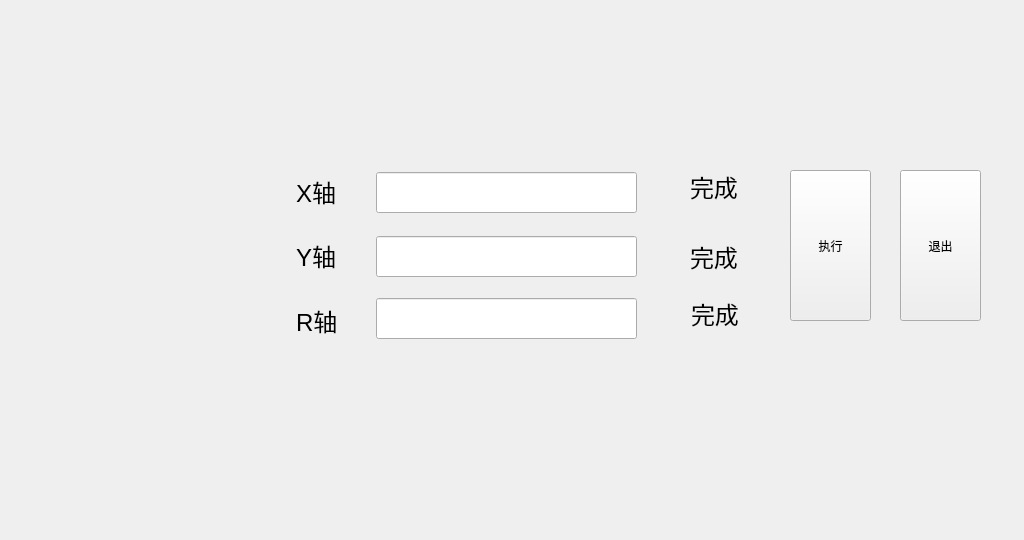
This is A66-app/homingmode.ui in Tetraelc/A66_PRO as Qt 5 draws it before an edit. The edited form follows.
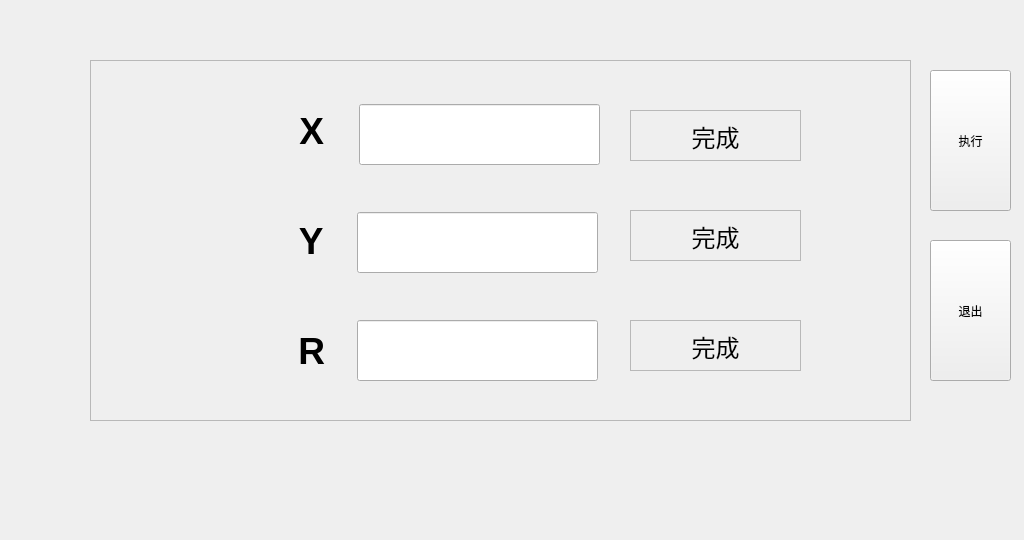
This is the edited form. Icons and pictures are not drawn.

Commit message: homingMOde correct

```diff
--- a/A66-app/homingmode.ui
+++ b/A66-app/homingmode.ui
@@ -13,175 +13,13 @@
   <property name="windowTitle">
    <string>Dialog</string>
   </property>
-  <widget class="QLineEdit" name="lineEdit_XHoming">
-   <property name="geometry">
-    <rect>
-     <x>376</x>
-     <y>172</y>
-     <width>261</width>
-     <height>41</height>
-    </rect>
-   </property>
-   <property name="font">
-    <font>
-     <pointsize>12</pointsize>
-    </font>
-   </property>
-   <property name="readOnly">
-    <bool>true</bool>
-   </property>
-  </widget>
-  <widget class="QLabel" name="label_66">
-   <property name="geometry">
-    <rect>
-     <x>296</x>
-     <y>305</y>
-     <width>51</width>
-     <height>31</height>
-    </rect>
-   </property>
-   <property name="font">
-    <font>
-     <pointsize>18</pointsize>
-    </font>
-   </property>
-   <property name="text">
-    <string>R轴</string>
-   </property>
-  </widget>
-  <widget class="QLineEdit" name="lineEdit_RHoming">
-   <property name="geometry">
-    <rect>
-     <x>376</x>
-     <y>298</y>
-     <width>261</width>
-     <height>41</height>
-    </rect>
-   </property>
-   <property name="font">
-    <font>
-     <pointsize>12</pointsize>
-    </font>
-   </property>
-   <property name="readOnly">
-    <bool>true</bool>
-   </property>
-  </widget>
-  <widget class="QLabel" name="label_X">
-   <property name="geometry">
-    <rect>
-     <x>690</x>
-     <y>170</y>
-     <width>91</width>
-     <height>32</height>
-    </rect>
-   </property>
-   <property name="font">
-    <font>
-     <pointsize>18</pointsize>
-    </font>
-   </property>
-   <property name="text">
-    <string>完成</string>
-   </property>
-  </widget>
-  <widget class="QLineEdit" name="lineEdit_YHoming">
-   <property name="geometry">
-    <rect>
-     <x>376</x>
-     <y>236</y>
-     <width>261</width>
-     <height>41</height>
-    </rect>
-   </property>
-   <property name="font">
-    <font>
-     <pointsize>12</pointsize>
-    </font>
-   </property>
-   <property name="readOnly">
-    <bool>true</bool>
-   </property>
-  </widget>
-  <widget class="QLabel" name="label_67">
-   <property name="geometry">
-    <rect>
-     <x>296</x>
-     <y>176</y>
-     <width>51</width>
-     <height>31</height>
-    </rect>
-   </property>
-   <property name="font">
-    <font>
-     <pointsize>18</pointsize>
-    </font>
-   </property>
-   <property name="text">
-    <string>X轴</string>
-   </property>
-  </widget>
-  <widget class="QLabel" name="label_R">
-   <property name="geometry">
-    <rect>
-     <x>691</x>
-     <y>297</y>
-     <width>101</width>
-     <height>32</height>
-    </rect>
-   </property>
-   <property name="font">
-    <font>
-     <pointsize>18</pointsize>
-    </font>
-   </property>
-   <property name="text">
-    <string>完成</string>
-   </property>
-  </widget>
-  <widget class="QLabel" name="label_55">
-   <property name="geometry">
-    <rect>
-     <x>296</x>
-     <y>240</y>
-     <width>51</width>
-     <height>31</height>
-    </rect>
-   </property>
-   <property name="font">
-    <font>
-     <pointsize>18</pointsize>
-    </font>
-   </property>
-   <property name="text">
-    <string>Y轴</string>
-   </property>
-  </widget>
-  <widget class="QLabel" name="label_Y">
-   <property name="geometry">
-    <rect>
-     <x>690</x>
-     <y>240</y>
-     <width>101</width>
-     <height>32</height>
-    </rect>
-   </property>
-   <property name="font">
-    <font>
-     <pointsize>18</pointsize>
-    </font>
-   </property>
-   <property name="text">
-    <string>完成</string>
-   </property>
-  </widget>
   <widget class="QToolButton" name="toolButton_RunHoming">
    <property name="geometry">
     <rect>
-     <x>790</x>
-     <y>170</y>
+     <x>930</x>
+     <y>70</y>
      <width>81</width>
-     <height>151</height>
+     <height>141</height>
     </rect>
    </property>
    <property name="text">
@@ -191,16 +29,358 @@
   <widget class="QToolButton" name="toolButton_QuitRunning">
    <property name="geometry">
     <rect>
-     <x>900</x>
-     <y>170</y>
+     <x>930</x>
+     <y>240</y>
      <width>81</width>
-     <height>151</height>
+     <height>141</height>
     </rect>
    </property>
    <property name="text">
     <string>退出</string>
    </property>
   </widget>
+  <widget class="QFrame" name="frame">
+   <property name="geometry">
+    <rect>
+     <x>90</x>
+     <y>60</y>
+     <width>821</width>
+     <height>361</height>
+    </rect>
+   </property>
+   <property name="frameShape">
+    <enum>QFrame::StyledPanel</enum>
+   </property>
+   <property name="frameShadow">
+    <enum>QFrame::Raised</enum>
+   </property>
+   <widget class="QToolButton" name="toolButton_R">
+    <property name="geometry">
+     <rect>
+      <x>166</x>
+      <y>270</y>
+      <width>101</width>
+      <height>41</height>
+     </rect>
+    </property>
+    <property name="font">
+     <font>
+      <pointsize>28</pointsize>
+      <weight>75</weight>
+      <bold>true</bold>
+     </font>
+    </property>
+    <property name="text">
+     <string> R</string>
+    </property>
+    <property name="icon">
+     <iconset resource="A66-appsrc.qrc">
+      <normaloff>:/ico/ICO/P1-START.png</normaloff>:/ico/ICO/P1-START.png</iconset>
+    </property>
+    <property name="iconSize">
+     <size>
+      <width>30</width>
+      <height>30</height>
+     </size>
+    </property>
+    <property name="toolButtonStyle">
+     <enum>Qt::ToolButtonTextBesideIcon</enum>
+    </property>
+    <property name="autoRaise">
+     <bool>true</bool>
+    </property>
+   </widget>
+   <widget class="QToolButton" name="toolButton_X">
+    <property name="geometry">
+     <rect>
+      <x>166</x>
+      <y>50</y>
+      <width>101</width>
+      <height>41</height>
+     </rect>
+    </property>
+    <property name="font">
+     <font>
+      <pointsize>28</pointsize>
+      <weight>75</weight>
+      <bold>true</bold>
+     </font>
+    </property>
+    <property name="text">
+     <string> X</string>
+    </property>
+    <property name="icon">
+     <iconset resource="A66-appsrc.qrc">
+      <normaloff>:/ico/ICO/P1-START.png</normaloff>:/ico/ICO/P1-START.png</iconset>
+    </property>
+    <property name="iconSize">
+     <size>
+      <width>30</width>
+      <height>30</height>
+     </size>
+    </property>
+    <property name="toolButtonStyle">
+     <enum>Qt::ToolButtonTextBesideIcon</enum>
+    </property>
+    <property name="autoRaise">
+     <bool>true</bool>
+    </property>
+   </widget>
+   <widget class="QToolButton" name="toolButton_Y">
+    <property name="geometry">
+     <rect>
+      <x>166</x>
+      <y>160</y>
+      <width>101</width>
+      <height>41</height>
+     </rect>
+    </property>
+    <property name="font">
+     <font>
+      <pointsize>28</pointsize>
+      <weight>75</weight>
+      <bold>true</bold>
+     </font>
+    </property>
+    <property name="text">
+     <string> Y</string>
+    </property>
+    <property name="icon">
+     <iconset resource="A66-appsrc.qrc">
+      <normaloff>:/ico/ICO/P1-START.png</normaloff>:/ico/ICO/P1-START.png</iconset>
+    </property>
+    <property name="iconSize">
+     <size>
+      <width>30</width>
+      <height>30</height>
+     </size>
+    </property>
+    <property name="toolButtonStyle">
+     <enum>Qt::ToolButtonTextBesideIcon</enum>
+    </property>
+    <property name="autoRaise">
+     <bool>true</bool>
+    </property>
+   </widget>
+   <widget class="QLineEdit" name="lineEdit_RHoming">
+    <property name="geometry">
+     <rect>
+      <x>267</x>
+      <y>260</y>
+      <width>241</width>
+      <height>61</height>
+     </rect>
+    </property>
+    <property name="font">
+     <font>
+      <pointsize>18</pointsize>
+     </font>
+    </property>
+    <property name="text">
+     <string/>
+    </property>
+    <property name="dragEnabled">
+     <bool>false</bool>
+    </property>
+    <property name="readOnly">
+     <bool>true</bool>
+    </property>
+    <property name="cursorMoveStyle">
+     <enum>Qt::LogicalMoveStyle</enum>
+    </property>
+   </widget>
+   <widget class="QLabel" name="label_Y_2">
+    <property name="geometry">
+     <rect>
+      <x>60</x>
+      <y>170</y>
+      <width>51</width>
+      <height>31</height>
+     </rect>
+    </property>
+    <property name="text">
+     <string/>
+    </property>
+   </widget>
+   <widget class="QLabel" name="label_X_2">
+    <property name="geometry">
+     <rect>
+      <x>60</x>
+      <y>60</y>
+      <width>51</width>
+      <height>30</height>
+     </rect>
+    </property>
+    <property name="text">
+     <string/>
+    </property>
+   </widget>
+   <widget class="QLineEdit" name="lineEdit_XHoming">
+    <property name="geometry">
+     <rect>
+      <x>269</x>
+      <y>44</y>
+      <width>241</width>
+      <height>61</height>
+     </rect>
+    </property>
+    <property name="font">
+     <font>
+      <pointsize>18</pointsize>
+     </font>
+    </property>
+    <property name="text">
+     <string/>
+    </property>
+    <property name="dragEnabled">
+     <bool>false</bool>
+    </property>
+    <property name="readOnly">
+     <bool>true</bool>
+    </property>
+    <property name="cursorMoveStyle">
+     <enum>Qt::LogicalMoveStyle</enum>
+    </property>
+   </widget>
+   <widget class="QLineEdit" name="lineEdit_YHoming">
+    <property name="geometry">
+     <rect>
+      <x>267</x>
+      <y>152</y>
+      <width>241</width>
+      <height>61</height>
+     </rect>
+    </property>
+    <property name="font">
+     <font>
+      <pointsize>18</pointsize>
+     </font>
+    </property>
+    <property name="text">
+     <string/>
+    </property>
+    <property name="dragEnabled">
+     <bool>false</bool>
+    </property>
+    <property name="readOnly">
+     <bool>true</bool>
+    </property>
+    <property name="cursorMoveStyle">
+     <enum>Qt::LogicalMoveStyle</enum>
+    </property>
+   </widget>
+   <widget class="QFrame" name="frame_2">
+    <property name="geometry">
+     <rect>
+      <x>540</x>
+      <y>50</y>
+      <width>171</width>
+      <height>51</height>
+     </rect>
+    </property>
+    <property name="frameShape">
+     <enum>QFrame::StyledPanel</enum>
+    </property>
+    <property name="frameShadow">
+     <enum>QFrame::Raised</enum>
+    </property>
+    <widget class="QLabel" name="label_X">
+     <property name="geometry">
+      <rect>
+       <x>10</x>
+       <y>10</y>
+       <width>151</width>
+       <height>32</height>
+      </rect>
+     </property>
+     <property name="font">
+      <font>
+       <pointsize>18</pointsize>
+      </font>
+     </property>
+     <property name="text">
+      <string>完成</string>
+     </property>
+     <property name="alignment">
+      <set>Qt::AlignCenter</set>
+     </property>
+    </widget>
+   </widget>
+   <widget class="QFrame" name="frame_3">
+    <property name="geometry">
+     <rect>
+      <x>540</x>
+      <y>150</y>
+      <width>171</width>
+      <height>51</height>
+     </rect>
+    </property>
+    <property name="frameShape">
+     <enum>QFrame::StyledPanel</enum>
+    </property>
+    <property name="frameShadow">
+     <enum>QFrame::Raised</enum>
+    </property>
+    <widget class="QLabel" name="label_Y">
+     <property name="geometry">
+      <rect>
+       <x>10</x>
+       <y>10</y>
+       <width>151</width>
+       <height>32</height>
+      </rect>
+     </property>
+     <property name="font">
+      <font>
+       <pointsize>18</pointsize>
+      </font>
+     </property>
+     <property name="text">
+      <string>完成</string>
+     </property>
+     <property name="alignment">
+      <set>Qt::AlignCenter</set>
+     </property>
+    </widget>
+   </widget>
+   <widget class="QFrame" name="frame_4">
+    <property name="geometry">
+     <rect>
+      <x>540</x>
+      <y>260</y>
+      <width>171</width>
+      <height>51</height>
+     </rect>
+    </property>
+    <property name="frameShape">
+     <enum>QFrame::StyledPanel</enum>
+    </property>
+    <property name="frameShadow">
+     <enum>QFrame::Raised</enum>
+    </property>
+    <widget class="QLabel" name="label_R">
+     <property name="geometry">
+      <rect>
+       <x>10</x>
+       <y>10</y>
+       <width>151</width>
+       <height>32</height>
+      </rect>
+     </property>
+     <property name="font">
+      <font>
+       <pointsize>18</pointsize>
+      </font>
+     </property>
+     <property name="text">
+      <string>完成</string>
+     </property>
+     <property name="alignment">
+      <set>Qt::AlignCenter</set>
+     </property>
+    </widget>
+   </widget>
+  </widget>
  </widget>
  <resources/>
  <connections/>
```
Left out of the diff: 4 changed lines with no effect on the pictures. The commit also changes 81 other files.
